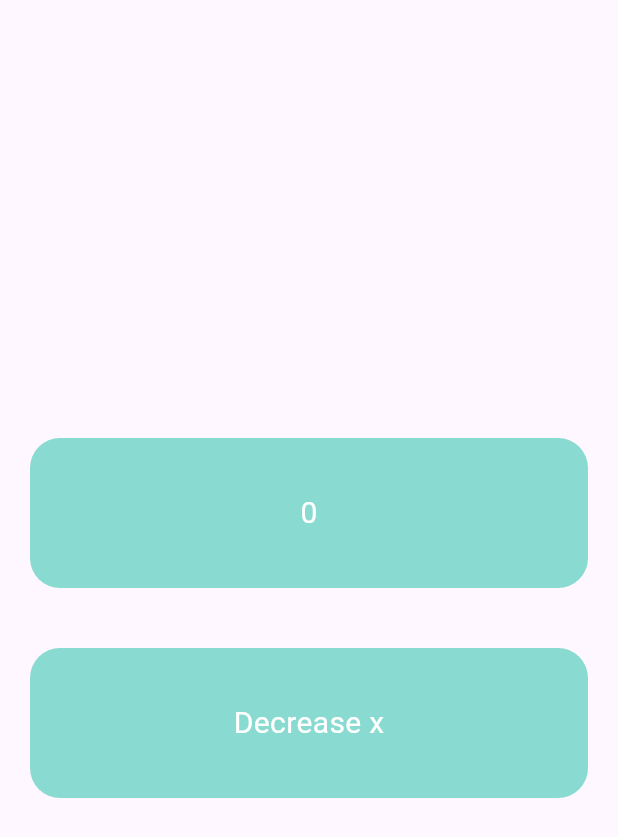
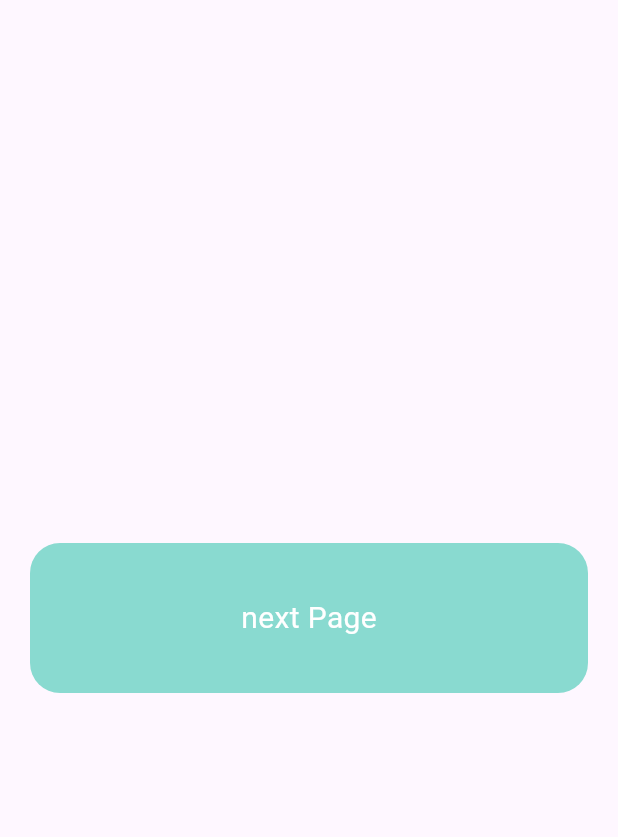
Before and after one commit to LivingstonTardzenyuy/Flutter-Projects, a Flutter app: the SecondPage screen opened directly, on a phone screen of 412 x 824 dp. Shown: the top 837 px of the screen. Run offline on Flutter 3.47's test engine with Material 3 defaults, Android fonts, the phone set to English and light mode, and no system bars; our stand-ins replace cloud_firestore, dropdown_button2, firebase_auth, firebase_core, font_awesome_flutter, get and 2 more; accounts and stored records are empty.

Commit message:
connected second page to third page

```diff
--- a/learning_getx/lib/pages/second_page.dart
+++ b/learning_getx/lib/pages/second_page.dart
@@ -1,5 +1,8 @@
 import 'package:flutter/material.dart';
+import 'package:get/get_core/src/get_main.dart';
+import 'package:get/get_navigation/get_navigation.dart';
 import 'package:get/get_state_manager/src/simple/get_state.dart';
+import 'package:learning_getx/pages/third_page.dart';
 
 import '../controllers/tap_controller.dart';
 
@@ -15,29 +18,11 @@ class SecondPage extends StatelessWidget {
           child: Column(
             mainAxisAlignment: MainAxisAlignment.center,
             children: [
-              GetBuilder<TapController>(
-                builder: (TapController controller) {
-                  return Container(
-                    margin: const EdgeInsets.symmetric(horizontal: 20),
-                    width: double.maxFinite,
-                    height: 100,
-                    decoration: BoxDecoration(
-                        borderRadius: BorderRadius.circular(20),
-                        color: Color(0xFF89dad0)
-                    ),
-                    child: Center(child: Text(controller.x.toString(), style: TextStyle(fontSize: 20, color: Colors.white),),),
-                  );
+              GestureDetector(
+                onTap: () {
+                  Get.to(() => ThirdPage());
                 },
-              ),
-
-              SizedBox(height: 40,),
-              GetBuilder<TapController>(
-                builder: (TapController controller) {
-                  return GestureDetector(
-                    onTap: () {
-                      controller.decreaseX();
-                    },
-                    child: Container(
+                child: Container(
                       margin: const EdgeInsets.symmetric(horizontal: 20),
                       width: double.maxFinite,
                       height: 100,
@@ -45,12 +30,10 @@ class SecondPage extends StatelessWidget {
                           borderRadius: BorderRadius.circular(20),
                           color: Color(0xFF89dad0)
                       ),
-                      child: Center(child: Text('Decrease x', style: TextStyle(fontSize: 20, color: Colors.white),),),
-                    ),
-                  );
-                },
+                      child: Center(child: Text('next Page', style: TextStyle(fontSize: 20, color: Colors.white),),),
+                ),
+              ),
 
-              )
             ],
           ),
         )
```
Also changed, not shown: learning_getx/lib/pages/third_page.dart (added, +39 -0 lines).
